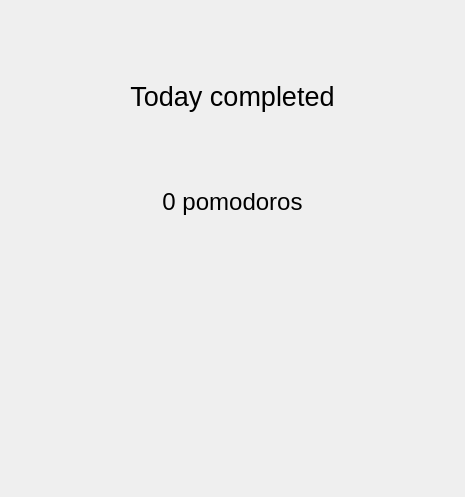
kee-reel/PLAG, file Plugins/PomodoroView/pomodoroview.ui: the form before one commit.
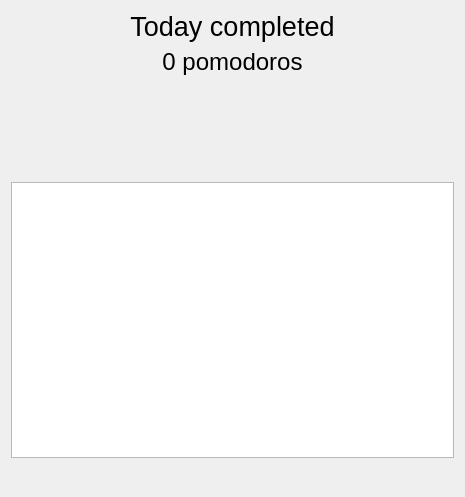
The form after the commit. Icons and pictures are not drawn.

The edit to the form file:
```diff
--- a/Plugins/PomodoroView/pomodoroview.ui
+++ b/Plugins/PomodoroView/pomodoroview.ui
@@ -131,6 +131,16 @@
      </property>
     </spacer>
    </item>
+   <item>
+    <widget class="QTreeView" name="treeView">
+     <property name="rootIsDecorated">
+      <bool>false</bool>
+     </property>
+     <property name="headerHidden">
+      <bool>true</bool>
+     </property>
+    </widget>
+   </item>
    <item>
     <layout class="QHBoxLayout" name="horizontalLayout_2">
      <item>
```
